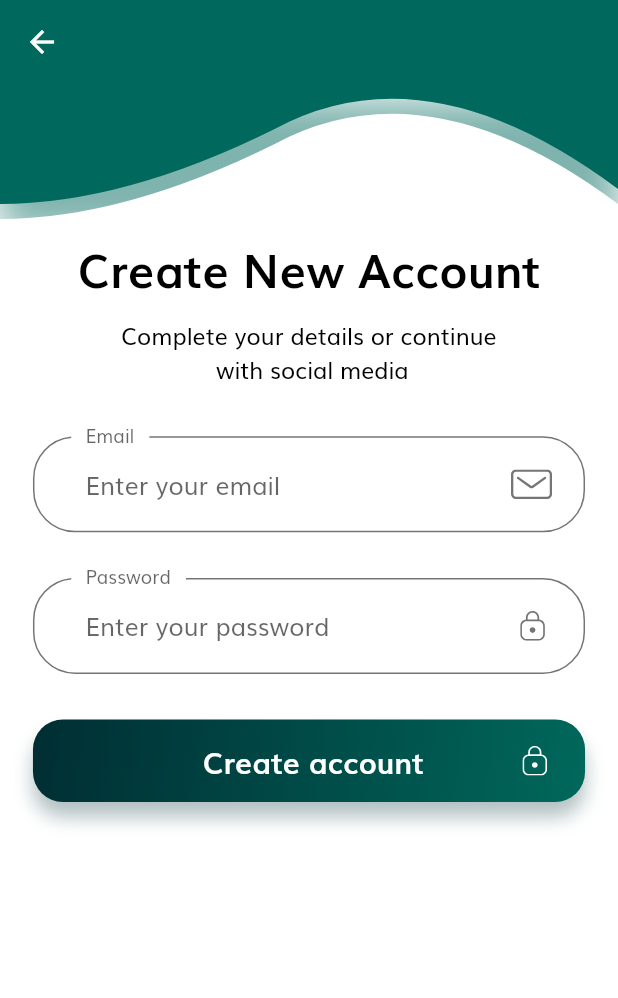
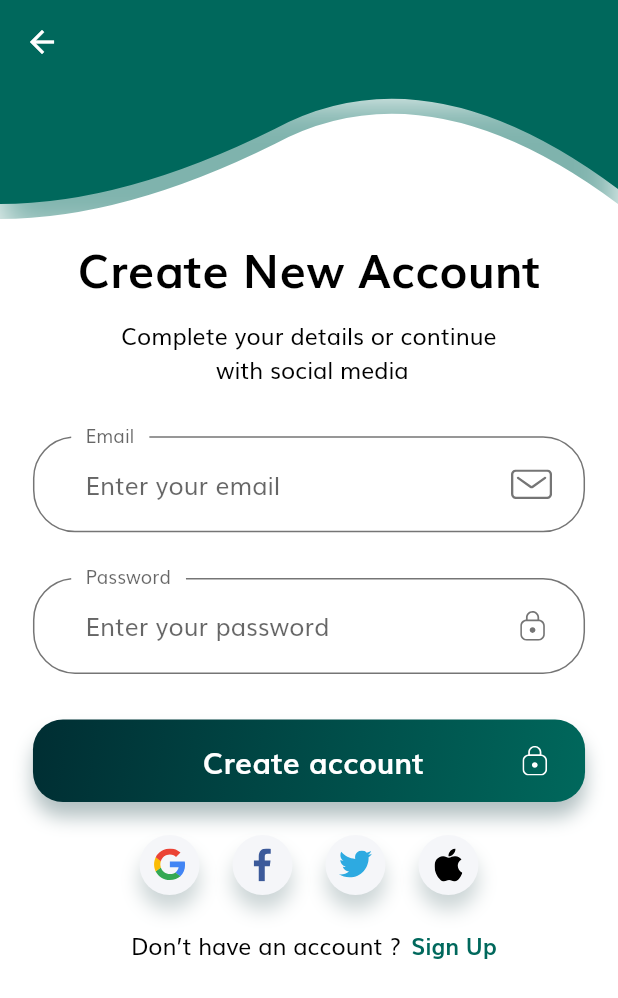
Before and after one commit to MohamedSaifAldawla/flutter_app, a Flutter app: the screen it shows after launch, after a tap on "Sign Up", on a phone screen of 412 x 824 dp. Shown: the top 998 px of the screen. Run offline on Flutter 3.47's test engine with Material 2 defaults, Android fonts, the phone set to English and light mode, and no system bars; our stand-ins replace flutter_svg, get.

Commit message:
Third from mac

```diff
--- a/lib/Widgets/no_account_text.dart
+++ b/lib/Widgets/no_account_text.dart
@@ -1,6 +1,7 @@
 import 'package:flutter/material.dart';
 import 'package:flutter_app/Widgets/intro.dart';
 import 'package:flutter_app/views/sign_up/sign_up.dart';
+import 'package:get/get.dart';
 import '../constants.dart';
 
 class NoAccountText extends StatelessWidget {
@@ -15,7 +16,9 @@ class NoAccountText extends StatelessWidget {
       children: [
         BodyText(text:"Don’t have an account ?   ",),
         GestureDetector(
-          onTap: () => Navigator.pushNamed(context, SignUpScreen.routeName),
+          onTap:(){
+            Get.to(SignUpScreen());
+          },
           child: BodyText(text:"Sign Up", color:kPrimaryColor,weight: "FontWeight.bold",),
         ),
       ],
--- a/lib/Widgets/socal_card.dart
+++ b/lib/Widgets/socal_card.dart
@@ -1,7 +1,38 @@
 import 'package:flutter/material.dart';
-import 'package:flutter_app/constants.dart';
+import 'package:flutter_svg/flutter_svg.dart';
 
 import '../size_config.dart';
+
+class Social extends StatelessWidget {
+  const Social({
+    Key key,
+  }) : super(key: key);
+
+  @override
+  Widget build(BuildContext context) {
+    return Row(
+      mainAxisAlignment: MainAxisAlignment.center,
+      children: [
+        SocalCard(
+          icon: "assets/icons/google-icon.svg",
+          press: () {},
+        ),
+        SocalCard(
+          icon: "assets/icons/facebook-2.svg",
+          press: () {},
+        ),
+        SocalCard(
+          icon: "assets/icons/twitter.svg",
+          press: () {},
+        ),
+         SocalCard(
+          icon: "assets/icons/Apple_logo_black.svg",
+          press: () {},
+        ),
+      ],
+    );
+  }
+}
 
 class SocalCard extends StatelessWidget {
   const SocalCard({
@@ -10,7 +41,7 @@ class SocalCard extends StatelessWidget {
     this.press,
   }) : super(key: key);
 
-  final IconData icon;
+  final String icon;
   final Function press;
 
   @override
@@ -19,8 +50,9 @@ class SocalCard extends StatelessWidget {
       onTap: press as void Function(),
       child: Container(
         margin:EdgeInsets.symmetric(horizontal: getProportionateScreenWidth(10)),
-        height: 50,
-        width: 50,
+        padding: EdgeInsets.all(9),
+        height: 40,
+        width: 40,
         decoration: BoxDecoration(
           color: Color(0xFFF5F6F9),
           shape: BoxShape.circle,
@@ -32,10 +64,7 @@ class SocalCard extends StatelessWidget {
             ),
           ],
         ),
-        child: Icon(
-          icon,
-          color: kSecondaryColor,
-          ),
+        child: SvgPicture.asset(icon),
       ),
     );
   }
--- a/lib/main.dart
+++ b/lib/main.dart
@@ -1,8 +1,8 @@
 import 'package:flutter/material.dart';
-import 'package:flutter_app/routes.dart';
 import 'package:flutter_app/theme.dart';
 import 'package:flutter_app/theme_dark.dart';
 import 'package:flutter_app/views/sign_in/sign_in.dart';
+import 'package:get/get.dart';
 
 
 void main() {
@@ -14,14 +14,13 @@ class MyApp extends StatelessWidget {
   // This widget is the root of your application.
   @override
   Widget build(BuildContext context) {
-    return MaterialApp(
+    return GetMaterialApp(
       debugShowCheckedModeBanner: false,
       title: 'Flutter',
       theme:theme(),
       themeMode: ThemeMode.system,
       darkTheme: theme2(),
-     initialRoute: SignInScreen.routeName,
-     routes: routes,
+      home: SignInScreen(),
     );
   }
 }
--- a/lib/routes.dart
+++ /dev/null
@@ -1,12 +0,0 @@
-import 'package:flutter/widgets.dart';
-import 'package:flutter_app/views/sign_in/sign_in.dart';
-import 'package:flutter_app/views/sign_up/sign_up.dart';
-
-
-
-// We use name route
-// All our routes will be available here
-final Map<String, WidgetBuilder> routes = {
-SignInScreen.routeName:(context) => SignInScreen(),
-SignUpScreen.routeName:(context) => SignUpScreen(),
-};
--- a/lib/views/sign_in/sign_in.dart
+++ b/lib/views/sign_in/sign_in.dart
@@ -9,7 +9,7 @@ import 'package:flutter_app/constants.dart';
 import '../../size_config.dart';
 
 class SignInScreen extends StatelessWidget {
-static String routeName ="/sign_in";
+//static String routeName ="/sign_in";
 
   @override
   Widget build(BuildContext context) {
@@ -42,27 +42,10 @@ static String routeName ="/sign_in";
                           SizedBox(height: getProportionateScreenWidth(30)),
                           SignForm(),
                           SizedBox(height: getProportionateScreenWidth(20)),
-                          Row(
-                            mainAxisAlignment: MainAxisAlignment.center,
-                            children: [
-                              SocalCard(
-                                icon: Icons.g_mobiledata_outlined,
-                                press: () {},
-                              ),
-                              SocalCard(
-                                icon: Icons.facebook_outlined,
-                                press: () {},
-                              ),
-                              SocalCard(
-                                icon: Icons.approval_outlined,
-                                press: () {},
-                              ),
-                            ],
-                          ),
+                          Social(),
                           SizedBox(height: getProportionateScreenWidth(20)),
                           NoAccountText(),
                           SizedBox(height: getProportionateScreenWidth(10)),
-
                         ],
                       ),
                     ),
--- a/lib/views/sign_up/sign_up.dart
+++ b/lib/views/sign_up/sign_up.dart
@@ -2,7 +2,9 @@ import 'package:flutter/material.dart';
 import 'package:flutter/widgets.dart';
 import 'package:flutter_app/Widgets/WaveClipper.dart';
 import 'package:flutter_app/Widgets/intro.dart';
+import 'package:flutter_app/Widgets/no_account_text.dart';
 import 'package:flutter_app/Widgets/signup_form.dart';
+import 'package:flutter_app/Widgets/socal_card.dart';
 import 'package:flutter_app/constants.dart';
 import '../../size_config.dart';
 
@@ -39,6 +41,10 @@ static String routeName ="/sign_up";
                     BodyText(text:"Complete your details or continue \n with social media"),
                     SizedBox(height: getProportionateScreenWidth(30)),
                     SignUpForm(),
+                    SizedBox(height: getProportionateScreenWidth(20)),
+                    Social(),
+                    SizedBox(height: getProportionateScreenWidth(20)),
+                    NoAccountText(),
                   ],
                 ),
               ),
```
Also changed, not shown: assets/icons/Apple_logo_black.svg (added), 9 other files.
